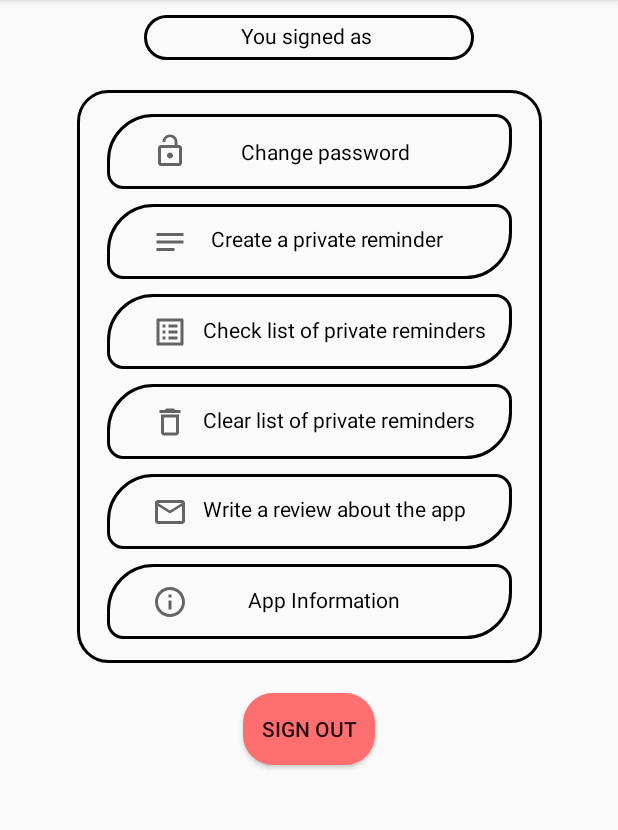
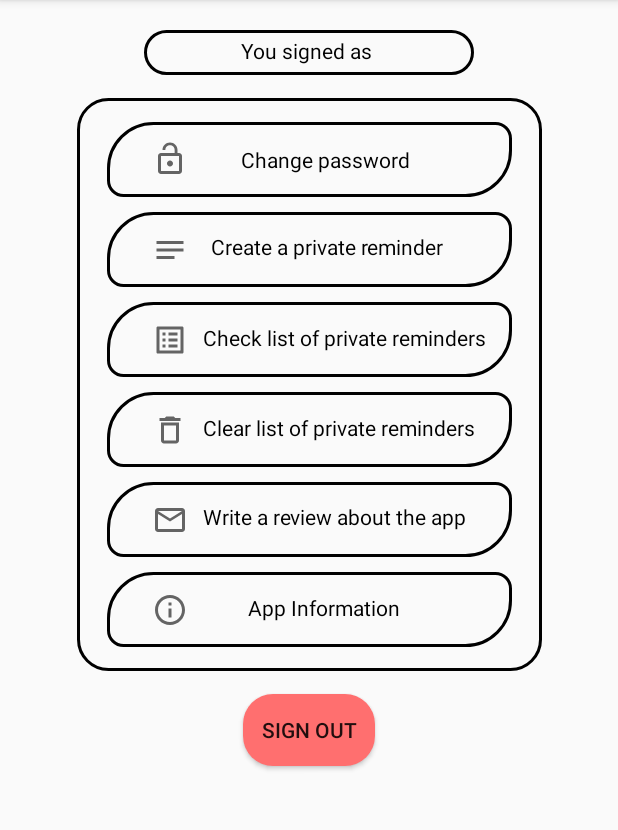
Before and after one commit to KolyaFedorenko/Distribution, an Android app: the fragment SettingsFragment placed in its activity, on a phone screen of 412 x 824 dp, the part 84-914 px from its top. Run offline under Robolectric (Android 15) with nearby library versions, the phone set to English and light mode, and no system bars; our stand-ins replace Firebase (no records; nobody signed in at launch, a user with empty details on screens opened directly); libraries missing offline, so code that uses them is left out: com.github.mikephil.charting.

Commit message:
Little style edit

```diff
--- a/app/src/main/res/layout/fragment_settings.xml
+++ b/app/src/main/res/layout/fragment_settings.xml
@@ -18,13 +18,13 @@
         app:layout_constraintStart_toStartOf="parent"
         app:layout_constraintTop_toBottomOf="@+id/constraintLayout4"
         app:layout_constraintVertical_bias="0.145"
-        android:layout_marginTop="20dp"/>
+        android:layout_marginTop="15dp"/>
 
     <androidx.constraintlayout.widget.ConstraintLayout
         android:id="@+id/constraintLayout2"
         android:layout_width="220dp"
         android:layout_height="wrap_content"
-        android:layout_marginTop="10dp"
+        android:layout_marginTop="20dp"
         android:background="@drawable/rounded_item"
         app:layout_constraintEnd_toEndOf="parent"
         app:layout_constraintStart_toStartOf="parent"
@@ -72,7 +72,7 @@
         android:id="@+id/constraintLayout4"
         android:layout_width="310dp"
         android:layout_height="wrap_content"
-        android:layout_marginTop="20dp"
+        android:layout_marginTop="15dp"
         android:background="@drawable/rounded_item"
         app:layout_constraintEnd_toEndOf="parent"
         app:layout_constraintHorizontal_bias="0.505"
--- a/app/src/main/res/layout/fragment_task_list.xml
+++ b/app/src/main/res/layout/fragment_task_list.xml
@@ -12,8 +12,8 @@
         android:id="@+id/listTasks"
         android:scrollbars="none"
         android:layout_width="322dp"
-        android:layout_height="400dp"
-        android:layout_marginTop="35dp"
+        android:layout_height="410dp"
+        android:layout_marginTop="20dp"
         android:background="@drawable/rounded_item"
         app:layout_constraintEnd_toEndOf="parent"
         app:layout_constraintHorizontal_bias="0.49"
```
